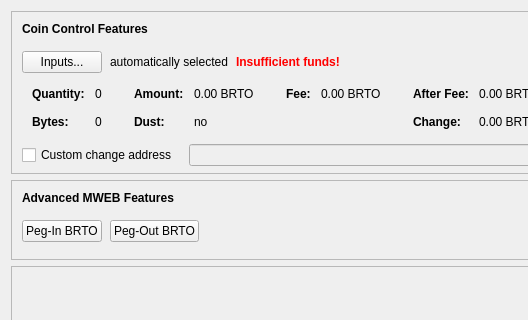
Above: src/qt/forms/sendcoinsdialog.ui from BurritoCoinDev/BurritoCoin before the change; both pictures show x 0 to 528 and y 0 to 320 of the 850 by 593 pixel window. Below: the same form after it.
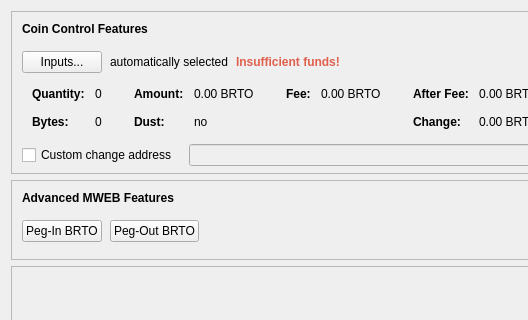
That is the form after the change. Icons and pictures are not drawn. Custom widgets are drawn as their Qt base class.

Diff of the .ui file:
```diff
--- a/src/qt/forms/sendcoinsdialog.ui
+++ b/src/qt/forms/sendcoinsdialog.ui
@@ -133,7 +133,7 @@
              </font>
             </property>
             <property name="styleSheet">
-             <string notr="true">color:red;font-weight:bold;</string>
+             <string notr="true">color:#e0604d;font-weight:bold;</string>
             </property>
             <property name="text">
              <string>Insufficient funds!</string>
```
